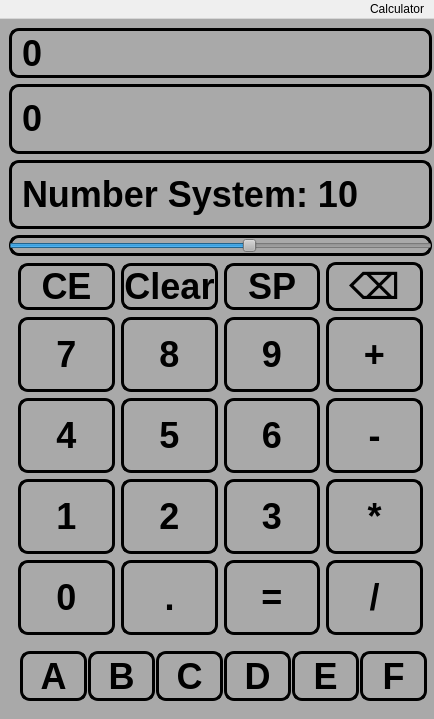
Above: UI/calculator.ui from m1n1tea/forth_semester before the change. Below: the same form after it.
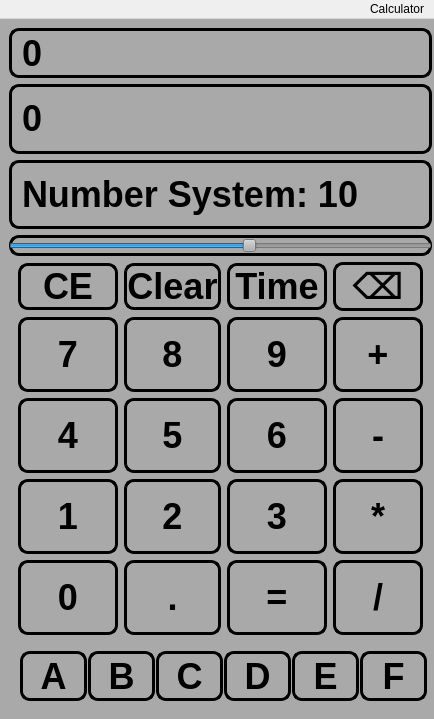
That is the form after the change.

Diff of the .ui file:
```diff
--- a/UI/calculator.ui
+++ b/UI/calculator.ui
@@ -76,6 +76,15 @@
 	 font: bold 36px;
 }
 
+QSlider:!enabled{
+	 border-style: outset;
+     border-width: 3px;
+     border-radius: 10px;
+     border-color: black;
+	 background-color: gray;
+	 font: bold 36px;
+}
+
 </string>
     </property>
     <layout class="QVBoxLayout" name="verticalLayout_2">
@@ -171,7 +180,7 @@
           </property>
           <property name="minimumSize">
            <size>
-            <width>0</width>
+            <width>100</width>
             <height>75</height>
            </size>
           </property>
@@ -288,7 +297,7 @@
           </property>
           <property name="minimumSize">
            <size>
-            <width>0</width>
+            <width>100</width>
             <height>75</height>
            </size>
           </property>
@@ -441,7 +450,7 @@
         <item row="0" column="1">
          <widget class="QPushButton" name="button_sp">
           <property name="text">
-           <string>SP</string>
+           <string>Time</string>
           </property>
          </widget>
         </item>
```
Left out of the diff: 3 changed lines with no effect on the pictures.
